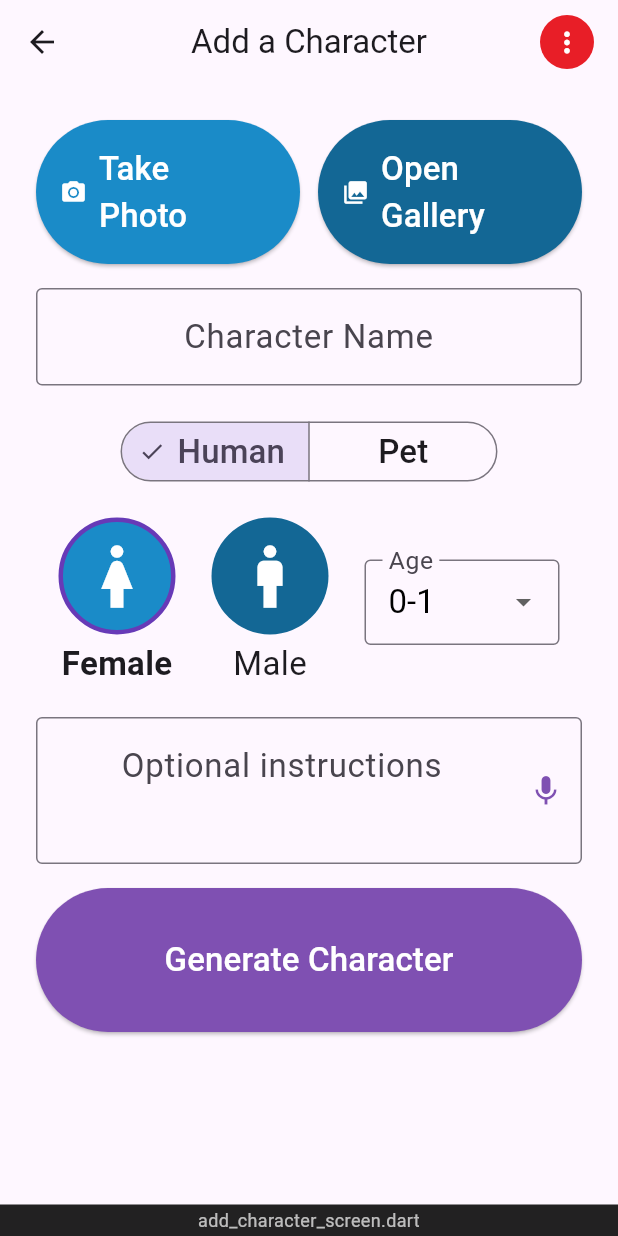
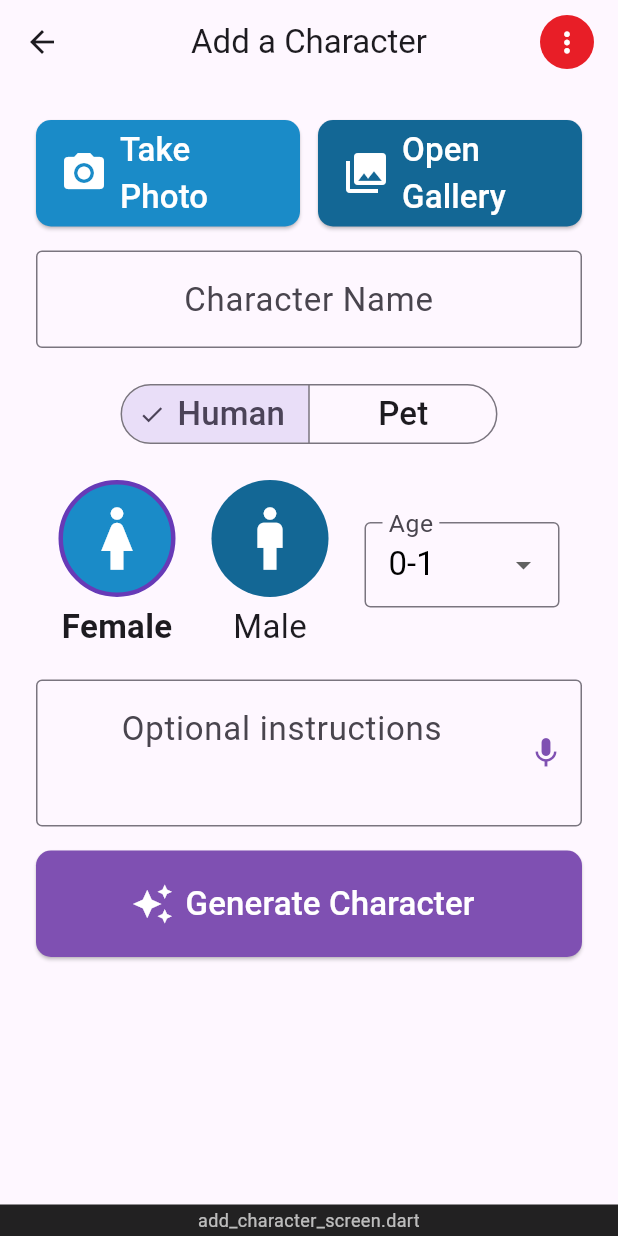
Before and after one commit to 800globalenglish/storyfuntime, a Flutter app: the AddCharacterScreen screen opened directly with empty values, on a phone screen of 412 x 824 dp. Run offline on Flutter 3.47's test engine with Material 3 defaults, Android fonts, the phone set to English and light mode, and no system bars; our stand-ins replace audioplayers, flutter_secure_storage, image_picker, shared_preferences, video_player; missing offline and left inert: record; accounts and stored records are empty.

Commit message:
Match add_character_screen buttons to the app-wide template
Take Photo, Open Gallery, and Generate Character/Regenerate now use
the shared 71px height / 10px rounded corners (_buttonHeight/
_buttonRadius) instead of the old 96px unrounded shape, with 32px
icons. Generate Character/Regenerate also gained an icon (previously
had none). The Done button was completely unstyled before (no color,
height, or icon) - it's now a green ElevatedButton.icon matching the
same template, consistent with other save/confirm buttons app-wide.

Co-Authored-By: Claude Sonnet 5 <noreply@anthropic.com>

```diff
--- a/lib/screens/add_character_screen.dart
+++ b/lib/screens/add_character_screen.dart
@@ -63,6 +63,9 @@ class _AddCharacterScreenState extends State<AddCharacterScreen> {
   String? _errorMessage;
   String? _avatarUrl;
   String? _characterId;
+
+  static const _buttonRadius = BorderRadius.all(Radius.circular(10));
+  static const _buttonHeight = 71.0;
 
   @override
   void initState() {
@@ -281,14 +284,15 @@ class _AddCharacterScreenState extends State<AddCharacterScreen> {
                 children: [
                   Expanded(
                     child: SizedBox(
-                      height: 96,
+                      height: _buttonHeight,
                       child: ElevatedButton.icon(
                         onPressed: () => _pickImage(ImageSource.camera),
                         style: ElevatedButton.styleFrom(
                           backgroundColor: themeData.primary,
                           foregroundColor: Colors.white,
+                          shape: RoundedRectangleBorder(borderRadius: _buttonRadius),
                         ),
-                        icon: const Icon(Icons.camera_alt),
+                        icon: const Icon(Icons.camera_alt, size: 32),
                         label: Text(
                           AppStrings.t('take_photo'),
                           style: const TextStyle(fontSize: 22),
@@ -299,14 +303,15 @@ class _AddCharacterScreenState extends State<AddCharacterScreen> {
                   const SizedBox(width: 12),
                   Expanded(
                     child: SizedBox(
-                      height: 96,
+                      height: _buttonHeight,
                       child: ElevatedButton.icon(
                         onPressed: () => _pickImage(ImageSource.gallery),
                         style: ElevatedButton.styleFrom(
                           backgroundColor: themeData.secondary,
                           foregroundColor: Colors.white,
+                          shape: RoundedRectangleBorder(borderRadius: _buttonRadius),
                         ),
-                        icon: const Icon(Icons.photo_library),
+                        icon: const Icon(Icons.photo_library, size: 32),
                         label: Text(
                           AppStrings.t('open_gallery'),
                           style: const TextStyle(fontSize: 22),
@@ -468,14 +473,16 @@ class _AddCharacterScreenState extends State<AddCharacterScreen> {
             else ...[
               SizedBox(
                 width: double.infinity,
-                height: 96,
-                child: ElevatedButton(
+                height: _buttonHeight,
+                child: ElevatedButton.icon(
                   onPressed: _generate,
                   style: ElevatedButton.styleFrom(
                     backgroundColor: themeData.accent,
                     foregroundColor: Colors.white,
+                    shape: RoundedRectangleBorder(borderRadius: _buttonRadius),
                   ),
-                  child: Text(
+                  icon: const Icon(Icons.auto_awesome, size: 28),
+                  label: Text(
                     _avatarUrl == null ? AppStrings.t('generate_character') : AppStrings.t('regenerate'),
                     style: const TextStyle(fontSize: 22),
                   ),
@@ -483,11 +490,21 @@ class _AddCharacterScreenState extends State<AddCharacterScreen> {
               ),
               if (_avatarUrl != null) ...[
                 const SizedBox(height: 12),
-                ElevatedButton(
-                  onPressed: () => Navigator.pop(context, true),
-                  child: Text(
-                    AppStrings.t('done'),
-                    style: const TextStyle(fontSize: 22),
+                SizedBox(
+                  width: double.infinity,
+                  height: _buttonHeight,
+                  child: ElevatedButton.icon(
+                    onPressed: () => Navigator.pop(context, true),
+                    style: ElevatedButton.styleFrom(
+                      backgroundColor: Colors.green,
+                      foregroundColor: Colors.white,
+                      shape: RoundedRectangleBorder(borderRadius: _buttonRadius),
+                    ),
+                    icon: const Icon(Icons.check, size: 28),
+                    label: Text(
+                      AppStrings.t('done'),
+                      style: const TextStyle(fontSize: 22),
+                    ),
                   ),
                 ),
               ],
```
